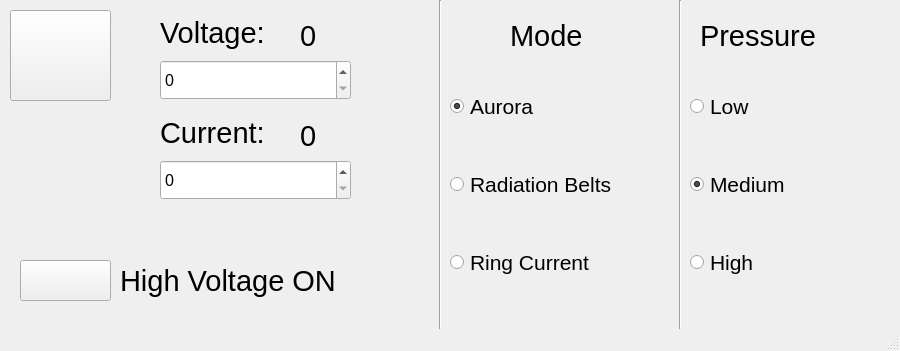
Above: Manual.ui from ecehawks/iowa-planeterrella-firmware before the change. Below: the same form after it.
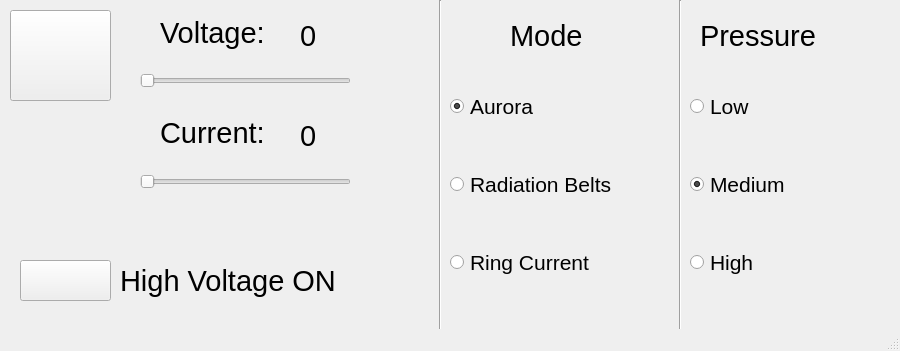
That is the form after the change. Icons and pictures are not drawn.

Commit message:
meeting adjustments
added sluders, made an online.ui

The edit to the form file:
```diff
--- a/Manual.ui
+++ b/Manual.ui
@@ -233,21 +233,6 @@
      <string>Voltage:</string>
     </property>
    </widget>
-   <widget class="QSpinBox" name="voltageSpinbox">
-    <property name="geometry">
-     <rect>
-      <x>160</x>
-      <y>60</y>
-      <width>191</width>
-      <height>40</height>
-     </rect>
-    </property>
-    <property name="font">
-     <font>
-      <pointsize>12</pointsize>
-     </font>
-    </property>
-   </widget>
    <widget class="QPushButton" name="hvButton">
     <property name="geometry">
      <rect>
@@ -315,21 +300,6 @@
      <string>0</string>
     </property>
    </widget>
-   <widget class="QSpinBox" name="currentSpinbox">
-    <property name="geometry">
-     <rect>
-      <x>160</x>
-      <y>160</y>
-      <width>191</width>
-      <height>40</height>
-     </rect>
-    </property>
-    <property name="font">
-     <font>
-      <pointsize>12</pointsize>
-     </font>
-    </property>
-   </widget>
    <widget class="QLabel" name="currentLabelName">
     <property name="geometry">
      <rect>
@@ -348,6 +318,32 @@
      <string>Current:</string>
     </property>
    </widget>
+   <widget class="QSlider" name="voltageSlider">
+    <property name="geometry">
+     <rect>
+      <x>140</x>
+      <y>60</y>
+      <width>211</width>
+      <height>41</height>
+     </rect>
+    </property>
+    <property name="orientation">
+     <enum>Qt::Horizontal</enum>
+    </property>
+   </widget>
+   <widget class="QSlider" name="horizontalSlider">
+    <property name="geometry">
+     <rect>
+      <x>140</x>
+      <y>161</y>
+      <width>211</width>
+      <height>41</height>
+     </rect>
+    </property>
+    <property name="orientation">
+     <enum>Qt::Horizontal</enum>
+    </property>
+   </widget>
   </widget>
   <widget class="QStatusBar" name="statusbar"/>
  </widget>
```
The commit also changes 1 other file.
